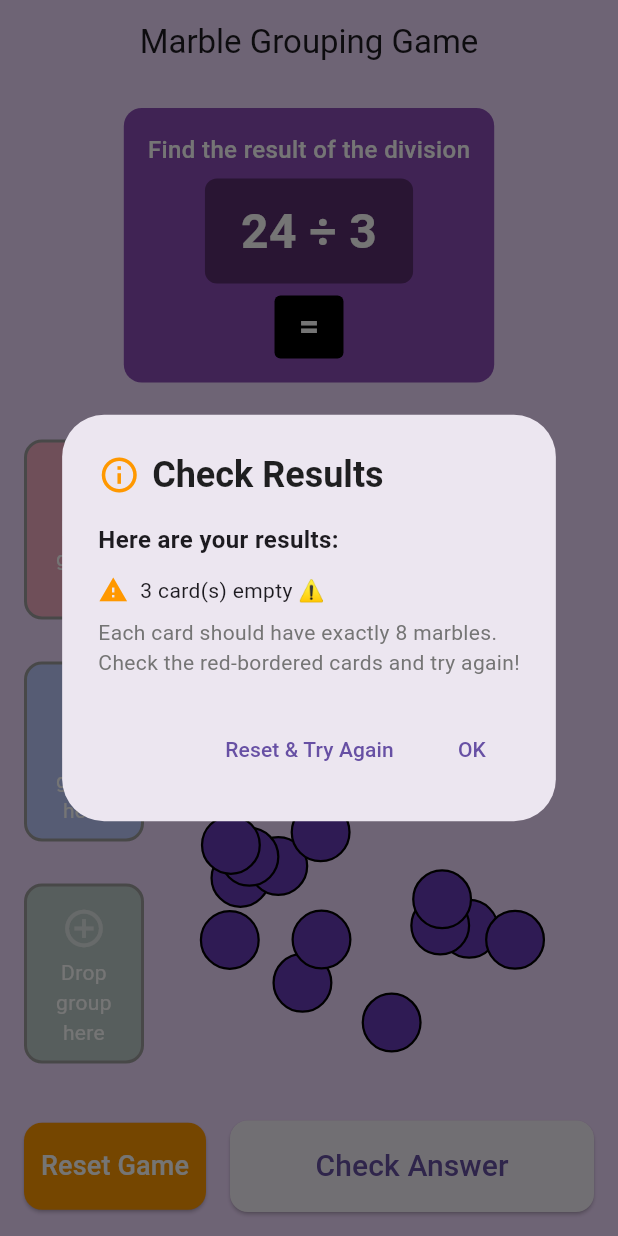
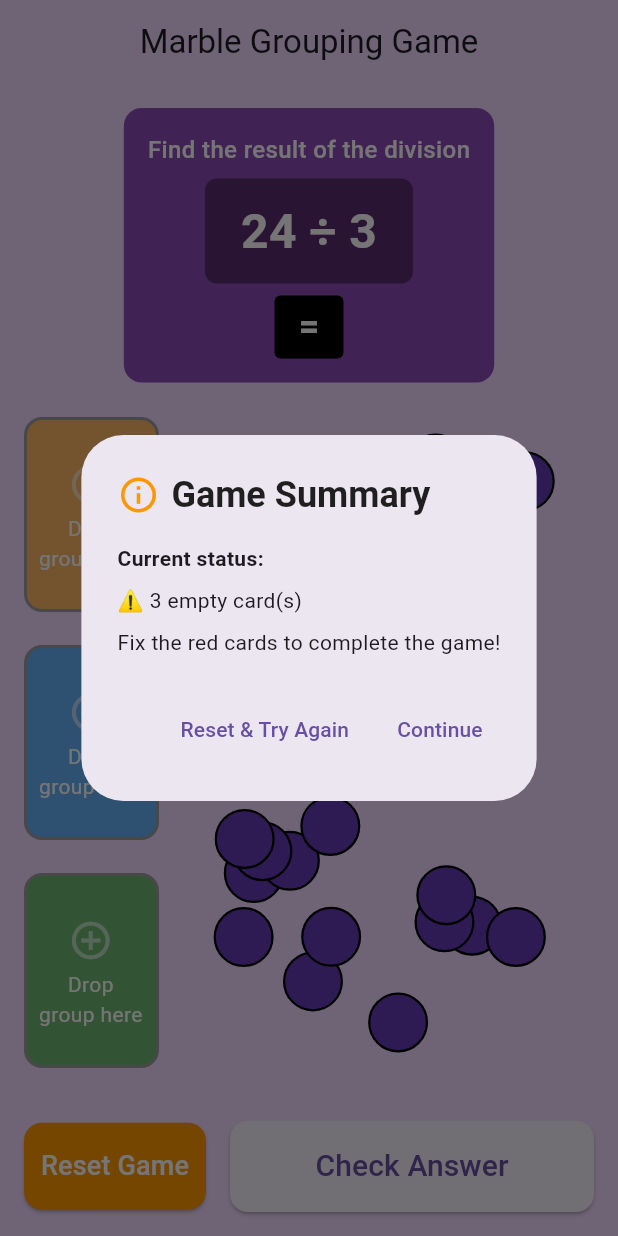
Before and after one commit to RulyOctareza/marble_game_flutter, a Flutter app: the screen it shows after launch, after a tap on "Check Answer", on a phone screen of 412 x 824 dp. Run offline on Flutter 3.47's test engine with Material 3 defaults, Android fonts, the phone set to English and light mode, and no system bars; our stand-ins replace get.

Commit message:
update instant ui

```diff
--- a/lib/app/modules/home/home_controller.dart
+++ b/lib/app/modules/home/home_controller.dart
@@ -134,8 +134,12 @@ class HomeController extends GetxController {
     // Allow assignment regardless of correct count - let user make mistakes
     if (groupMarbles.isEmpty) return; // Must have at least some marbles
 
+    final correctCount = problem.dividend ~/ problem.divisor; // Should be 8
+    final isCorrect = groupMarbles.length == correctCount;
+
     // Update status kartu
     targetCard.assignGroup(groupId);
+    targetCard.isCorrect.value = isCorrect;
 
     // Update semua kelereng dalam grup
     final updates = <MarbleModel>[];
@@ -146,39 +150,162 @@ class HomeController extends GetxController {
     _updateMarbles(updates);
   }
 
+  // void checkAnswer() {
+  //   hasCheckedAnswer.value = true; // Mark that check answer has been pressed
+
+  //   bool allCorrect = true;
+  //   int correctCards = 0;
+  //   int wrongCards = 0;
+  //   int emptyCards = 0;
+  //   final correctCount = problem.dividend ~/ problem.divisor; // Should be 8
+
+  //   for (var card in targetCards) {
+  //     if (card.hasGroup) {
+  //       final marbleCount = marbles
+  //           .where((m) => m.groupId == card.assignedGroupId.value)
+  //           .length;
+
+  //       final isCorrect = marbleCount == correctCount;
+  //       card.isCorrect.value = isCorrect;
+
+  //       if (isCorrect) {
+  //         correctCards++;
+  //       } else {
+  //         wrongCards++;
+  //         allCorrect = false;
+  //       }
+  //     } else {
+  //       // Empty card is considered wrong
+  //       card.isCorrect.value = false;
+  //       emptyCards++;
+  //       allCorrect = false;
+  //     }
+  //   }
+
+  //   // Enhanced dialog with detailed feedback
+  //   Get.dialog(
+  //     AlertDialog(
+  //       title: Row(
+  //         children: [
+  //           Icon(
+  //             allCorrect ? Icons.celebration : Icons.info_outline,
+  //             color: allCorrect ? Colors.green : Colors.orange,
+  //             size: 28,
+  //           ),
+  //           const SizedBox(width: 8),
+  //           Text(
+  //             allCorrect ? 'Perfect! 🎉' : 'Check Results',
+  //             style: TextStyle(
+  //               color: allCorrect ? Colors.green : Colors.black87,
+  //               fontWeight: FontWeight.bold,
+  //             ),
+  //           ),
+  //         ],
+  //       ),
+  //       content: Column(
+  //         mainAxisSize: MainAxisSize.min,
+  //         crossAxisAlignment: CrossAxisAlignment.start,
+  //         children: [
+  //           if (allCorrect) ...[
+  //             const Text(
+  //               '🎉 Congratulations! All your answers are correct!',
+  //               style: TextStyle(fontSize: 16),
+  //             ),
+  //             const SizedBox(height: 8),
+  //             Text(
+  //               'You correctly grouped ${problem.dividend} marbles into ${targetCards.length} groups of $correctCount each.',
+  //               style: TextStyle(color: Colors.grey[600]),
+  //             ),
+  //           ] else ...[
+  //             const Text(
+  //               'Here are your results:',
+  //               style: TextStyle(fontSize: 16, fontWeight: FontWeight.bold),
+  //             ),
+  //             const SizedBox(height: 12),
+  //             if (correctCards > 0) ...[
+  //               Row(
+  //                 children: [
+  //                   const Icon(
+  //                     Icons.check_circle,
+  //                     color: Colors.green,
+  //                     size: 20,
+  //                   ),
+  //                   const SizedBox(width: 8),
+  //                   Text('$correctCards card(s) correct ✅'),
+  //                 ],
+  //               ),
+  //               const SizedBox(height: 4),
+  //             ],
+  //             if (wrongCards > 0) ...[
+  //               Row(
+  //                 children: [
+  //                   const Icon(Icons.cancel, color: Colors.red, size: 20),
+  //                   const SizedBox(width: 8),
+  //                   Text('$wrongCards card(s) wrong ❌'),
+  //                 ],
+  //               ),
+  //               const SizedBox(height: 4),
+  //             ],
+  //             if (emptyCards > 0) ...[
+  //               Row(
+  //                 children: [
+  //                   const Icon(Icons.warning, color: Colors.orange, size: 20),
+  //                   const SizedBox(width: 8),
+  //                   Text('$emptyCards card(s) empty ⚠️'),
+  //                 ],
+  //               ),
+  //               const SizedBox(height: 8),
+  //             ],
+  //             Text(
+  //               'Each card should have exactly $correctCount marbles.\nCheck the red-bordered cards and try again!',
+  //               style: TextStyle(color: Colors.grey[600]),
+  //             ),
+  //           ],
+  //         ],
+  //       ),
+  //       actions: [
+  //         if (!allCorrect) ...[
+  //           TextButton(
+  //             onPressed: () {
+  //               Get.back();
+  //               resetGame();
+  //             },
+  //             child: const Text('Reset & Try Again'),
+  //           ),
+  //         ],
+  //         TextButton(
+  //           onPressed: () => Get.back(),
+  //           child: Text(allCorrect ? 'Great!' : 'OK'),
+  //         ),
+  //       ],
+  //     ),
+  //   );
+  // }
+
   void checkAnswer() {
-    hasCheckedAnswer.value = true; // Mark that check answer has been pressed
+    // ✅ Don't set hasCheckedAnswer anymore since feedback is instant
+    // hasCheckedAnswer.value = true; // Remove this line
 
-    bool allCorrect = true;
+    // Count results based on current card states
     int correctCards = 0;
     int wrongCards = 0;
     int emptyCards = 0;
-    final correctCount = problem.dividend ~/ problem.divisor; // Should be 8
 
     for (var card in targetCards) {
       if (card.hasGroup) {
-        final marbleCount = marbles
-            .where((m) => m.groupId == card.assignedGroupId.value)
-            .length;
-
-        final isCorrect = marbleCount == correctCount;
-        card.isCorrect.value = isCorrect;
-
-        if (isCorrect) {
+        if (card.isCorrect.value) {
           correctCards++;
         } else {
           wrongCards++;
-          allCorrect = false;
         }
       } else {
-        // Empty card is considered wrong
-        card.isCorrect.value = false;
         emptyCards++;
-        allCorrect = false;
       }
     }
 
-    // Enhanced dialog with detailed feedback
+    bool allCorrect = correctCards == targetCards.length && emptyCards == 0;
+
+    // Show summary dialog
     Get.dialog(
       AlertDialog(
         title: Row(
@@ -190,7 +317,7 @@ class HomeController extends GetxController {
             ),
             const SizedBox(width: 8),
             Text(
-              allCorrect ? 'Perfect! 🎉' : 'Check Results',
+              allCorrect ? 'Perfect! 🎉' : 'Game Summary',
               style: TextStyle(
                 color: allCorrect ? Colors.green : Colors.black87,
                 fontWeight: FontWeight.bold,
@@ -204,58 +331,21 @@ class HomeController extends GetxController {
           children: [
             if (allCorrect) ...[
               const Text(
-                '🎉 Congratulations! All your answers are correct!',
+                '🎉 Congratulations! All assignments are correct!',
                 style: TextStyle(fontSize: 16),
-              ),
-              const SizedBox(height: 8),
-              Text(
-                'You correctly grouped ${problem.dividend} marbles into ${targetCards.length} groups of $correctCount each.',
-                style: TextStyle(color: Colors.grey[600]),
               ),
             ] else ...[
               const Text(
-                'Here are your results:',
-                style: TextStyle(fontSize: 16, fontWeight: FontWeight.bold),
+                'Current status:',
+                style: TextStyle(fontWeight: FontWeight.bold),
               ),
-              const SizedBox(height: 12),
-              if (correctCards > 0) ...[
-                Row(
-                  children: [
-                    const Icon(
-                      Icons.check_circle,
-                      color: Colors.green,
-                      size: 20,
-                    ),
-                    const SizedBox(width: 8),
-                    Text('$correctCards card(s) correct ✅'),
-                  ],
-                ),
-                const SizedBox(height: 4),
-              ],
-              if (wrongCards > 0) ...[
-                Row(
-                  children: [
-                    const Icon(Icons.cancel, color: Colors.red, size: 20),
-                    const SizedBox(width: 8),
-                    Text('$wrongCards card(s) wrong ❌'),
-                  ],
-                ),
-                const SizedBox(height: 4),
-              ],
-              if (emptyCards > 0) ...[
-                Row(
-                  children: [
-                    const Icon(Icons.warning, color: Colors.orange, size: 20),
-                    const SizedBox(width: 8),
-                    Text('$emptyCards card(s) empty ⚠️'),
-                  ],
-                ),
-                const SizedBox(height: 8),
-              ],
-              Text(
-                'Each card should have exactly $correctCount marbles.\nCheck the red-bordered cards and try again!',
-                style: TextStyle(color: Colors.grey[600]),
-              ),
+              const SizedBox(height: 8),
+              if (correctCards > 0)
+                Text('✅ $correctCards correct assignment(s)'),
+              if (wrongCards > 0) Text('❌ $wrongCards wrong assignment(s)'),
+              if (emptyCards > 0) Text('⚠️ $emptyCards empty card(s)'),
+              const SizedBox(height: 8),
+              const Text('Fix the red cards to complete the game!'),
             ],
           ],
         ),
@@ -271,7 +361,7 @@ class HomeController extends GetxController {
           ],
           TextButton(
             onPressed: () => Get.back(),
-            child: Text(allCorrect ? 'Great!' : 'OK'),
+            child: Text(allCorrect ? 'Great!' : 'Continue'),
           ),
         ],
       ),
@@ -426,7 +516,7 @@ class HomeController extends GetxController {
 
   void initializeTargetCards() {
     targetCards.assignAll([
-      TargetCardModel(id: 0, color: Colors.red),
+      TargetCardModel(id: 0, color: Colors.orangeAccent),
       TargetCardModel(id: 1, color: Colors.blue.shade400),
       TargetCardModel(id: 2, color: Colors.green),
     ]);
--- a/lib/app/modules/home/home_view.dart
+++ b/lib/app/modules/home/home_view.dart
@@ -85,7 +85,7 @@ class HomeView extends GetView<HomeController> {
               ),
             ),
 
-            const SizedBox(height: 24),
+            const SizedBox(height: 12),
 
             Expanded(
               child: Row(
@@ -101,11 +101,10 @@ class HomeView extends GetView<HomeController> {
                           builder: (context, candidateData, rejectedData) {
                             return AnimatedContainer(
                               duration: const Duration(milliseconds: 300),
-                              width: 80,
-                              height: 120,
+                              width: 90,
+                              height: 130,
                               decoration: BoxDecoration(
                                 color: card.hasGroup
-                                    ? (controller.hasCheckedAnswer.value
                                     ? (card.isCorrect.value
                                           ? card.color.withOpacity(
                                               0.8,
@@ -115,13 +114,10 @@ class HomeView extends GetView<HomeController> {
                                             )) // Red background if wrong
                                     : card.color.withOpacity(
                                         0.8,
-                                            )) // Normal before check
-                                    : card.color.withOpacity(0.3),
+                                      ), // Normal before check
                                 borderRadius: BorderRadius.circular(12),
                                 border: Border.all(
-                                  color:
-                                      controller.hasCheckedAnswer.value &&
-                                          card.hasGroup
+                                  color: card.hasGroup
                                       ? (card.isCorrect.value
                                             ? Colors
                                                   .green // Green border if correct
@@ -146,8 +142,8 @@ class HomeView extends GetView<HomeController> {
                                     ? [
                                         BoxShadow(
                                           color: Colors.red.withOpacity(0.5),
-                                          blurRadius: 8,
-                                          spreadRadius: 2,
+                                          blurRadius: 12,
+                                          spreadRadius: 4,
                                         ),
                                       ]
                                     : null,
@@ -175,16 +171,18 @@ class HomeView extends GetView<HomeController> {
                                                           .hasCheckedAnswer
                                                           .value &&
                                                       !card.isCorrect.value
-                                                  ? Colors.white
-                                                  : Colors.white,
+                                                  ? Colors.red
+                                                  : Colors
+                                                        .white, // White if wrong, light red if correct
                                             ),
                                           ),
                                           const Text(
-                                            'marbles',
+                                            'Marbles',
                                             style: TextStyle(
                                               fontSize: 12,
                                               color: Colors.white70,
                                             ),
+                                            textAlign: TextAlign.center,
                                           ),
 
                                           // Show status icons and text after check answer
@@ -209,8 +207,7 @@ class HomeView extends GetView<HomeController> {
                                     ),
                                   ),
                                   // Big X overlay for wrong answers
-                                  if (controller.hasCheckedAnswer.value &&
-                                      card.hasGroup &&
+                                  if (card.hasGroup &&
                                       !card.isCorrect.value) ...[
                                     Positioned(
                                       top: 8,
@@ -241,8 +238,7 @@ class HomeView extends GetView<HomeController> {
                                     ),
                                   ],
                                   // Green check overlay for correct answers
-                                  if (controller.hasCheckedAnswer.value &&
-                                      card.hasGroup &&
+                                  if (card.hasGroup &&
                                       card.isCorrect.value) ...[
                                     Positioned(
                                       top: 8,
```
Lines whose indentation alone changed are shown as unchanged.
